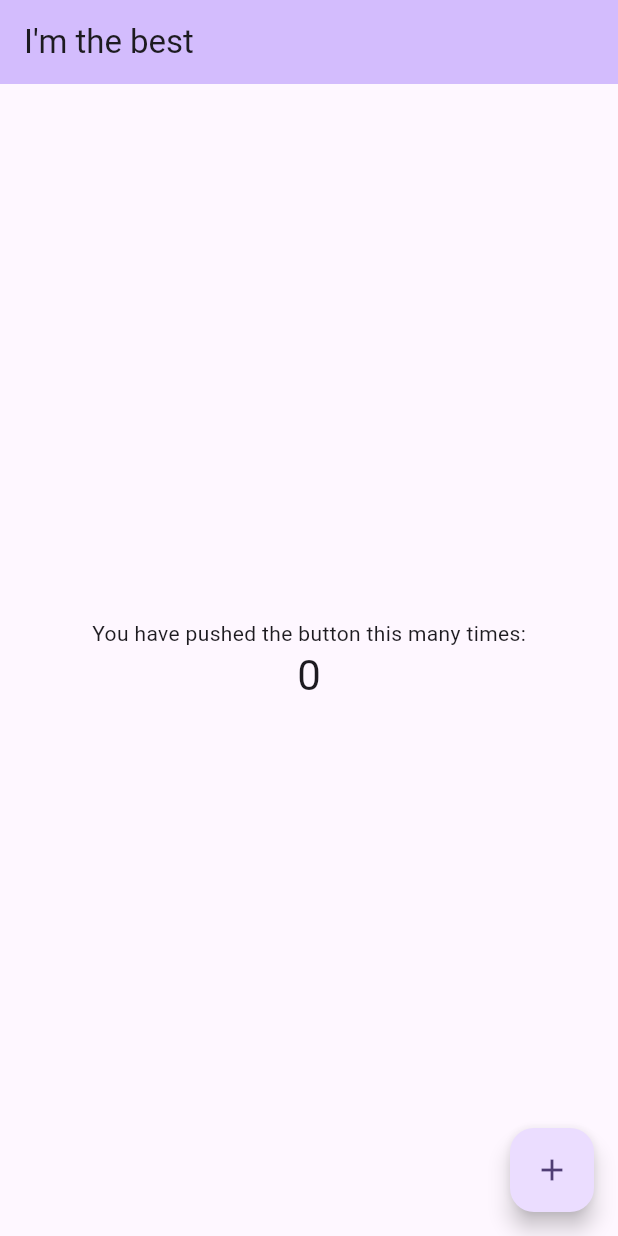
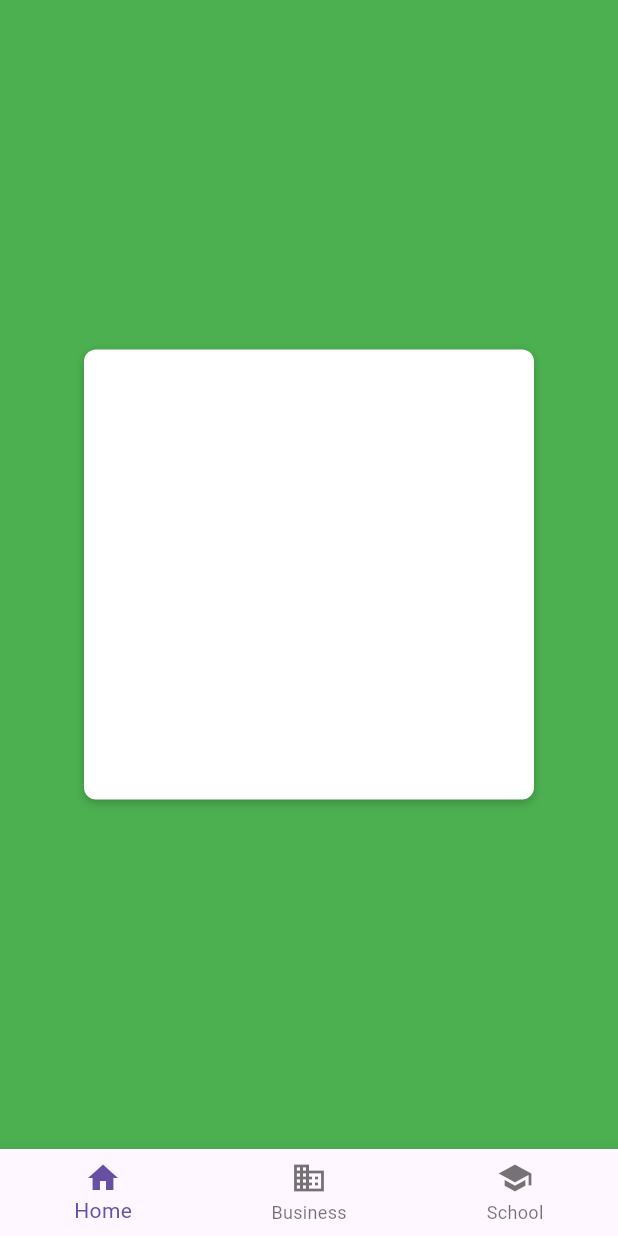
Before and after one commit to ivanrossano45-sudo/TCC, a Flutter app: the screen it shows after launch, on a phone screen of 412 x 824 dp. Run offline on Flutter 3.47's test engine with Material 3 defaults, Android fonts, the phone set to English and light mode, and no system bars.

Commit message:
Criação de telas responsivas mobile, tablet e desktop

```diff
--- a/lib/main.dart
+++ b/lib/main.dart
@@ -1,5 +1,8 @@
 import 'package:flutter/material.dart';
-
+import 'responsive/responsiveui.dart';
+import 'responsive/mobile_scaffold.dart';
+import 'responsive/tablet_scaffold.dart';
+import 'responsive/desktop_scaffold.dart';
 void main() {
   runApp(const MyApp());
 }
@@ -11,112 +14,13 @@ class MyApp extends StatelessWidget {
   @override
   Widget build(BuildContext context) {
     return MaterialApp(
-      title: 'Flutter Demo',
-      theme: ThemeData(
-        // This is the theme of your application.
-        //
-        // TRY THIS: Try running your application with "flutter run". You'll see
-        // the application has a purple toolbar. Then, without quitting the app,
-        // try changing the seedColor in the colorScheme below to Colors.green
-        // and then invoke "hot reload" (save your changes or press the "hot
-        // reload" button in a Flutter-supported IDE, or press "r" if you used
-        // the command line to start the app).
-        //
-        // Notice that the counter didn't reset back to zero; the application
-        // state is not lost during the reload. To reset the state, use hot
-        // restart instead.
-        //
-        // This works for code too, not just values: Most code changes can be
-        // tested with just a hot reload.
-        colorScheme: .fromSeed(seedColor: Colors.deepPurple),
-      ),
-      home: const MyHomePage(title: 'I\'m the best'),
+    debugShowCheckedModeBanner: false,
+    home: ResponsiveUi(
+      mobileScaffold: const MobileScaffold(),
+      tabletScaffold: const TabletScaffold(),
+      desktopScaffold: const DesktopScaffold(),
+    ),
+
     );
   }
 }
-
-class MyHomePage extends StatefulWidget {
-  const MyHomePage({super.key, required this.title});
-
-  // This widget is the home page of your application. It is stateful, meaning
-  // that it has a State object (defined below) that contains fields that affect
-  // how it looks.
-
-  // This class is the configuration for the state. It holds the values (in this
-  // case the title) provided by the parent (in this case the App widget) and
-  // used by the build method of the State. Fields in a Widget subclass are
-  // always marked "final".
-
-  final String title;
-
-  @override
-  State<MyHomePage> createState() => _MyHomePageState();
-}
-
-class _MyHomePageState extends State<MyHomePage> {
-  int _counter = 0;
-
-  void _incrementCounter() {
-    setState(() {
-      // This call to setState tells the Flutter framework that something has
-      // changed in this State, which causes it to rerun the build method below
-      // so that the display can reflect the updated values. If we changed
-      // _counter without calling setState(), then the build method would not be
-      // called again, and so nothing would appear to happen.
-      _counter++;
-    });
-  }
-
-  @override
-  Widget build(BuildContext context) {
-    // This method is rerun every time setState is called, for instance as done
-    // by the _incrementCounter method above.
-    //
-    // The Flutter framework has been optimized to make rerunning build methods
-    // fast, so that you can just rebuild anything that needs updating rather
-    // than having to individually change instances of widgets.
-    return Scaffold(
-      appBar: AppBar(
-        // TRY THIS: Try changing the color here to a specific color (to
-        // Colors.amber, perhaps?) and trigger a hot reload to see the AppBar
-        // change color while the other colors stay the same.
-        backgroundColor: Theme.of(context).colorScheme.inversePrimary,
-        // Here we take the value from the MyHomePage object that was created by
-        // the App.build method, and use it to set our appbar title.
-        title: Text(widget.title),
-      ),
-      body: Center(
-        // Center is a layout widget. It takes a single child and positions it
-        // in the middle of the parent.
-        child: Column(
-          // Column is also a layout widget. It takes a list of children and
-          // arranges them vertically. By default, it sizes itself to fit its
-          // children horizontally, and tries to be as tall as its parent.
-          //
-          // Column has various properties to control how it sizes itself and
-          // how it positions its children. Here we use mainAxisAlignment to
-          // center the children vertically; the main axis here is the vertical
-          // axis because Columns are vertical (the cross axis would be
-          // horizontal).
-          //
-          // TRY THIS: Invoke "debug painting" (choose the "Toggle Debug Paint"
-          // action in the IDE, or press "p" in the console), to see the
-          // wireframe for each widget.
-          mainAxisAlignment: .center,
-          children: [
-            const Text('You have pushed the button this many times:'),
-            Text(
-              '$_counter',
-              style: Theme.of(context).textTheme.headlineMedium,
-            ),
-          ],
-        ),
-      ),
-      floatingActionButton: FloatingActionButton(
-        onPressed: _incrementCounter,
-        tooltip: 'Increment',
-        child: const Icon(Icons.add),
-      ),
-    );
-  }
-}
--- /dev/null
+++ b/lib/responsive/desktop_scaffold.dart
@@ -0,0 +1,17 @@
+import "package:flutter/material.dart";
+
+class DesktopScaffold extends StatefulWidget {
+  const DesktopScaffold({super.key});
+
+  @override
+  State<DesktopScaffold> createState() => _DesktopScaffoldState();
+}
+
+class _DesktopScaffoldState extends State<DesktopScaffold> {
+  @override
+  Widget build(BuildContext context) {
+    return Scaffold(
+      backgroundColor:  Colors.grey,
+    );
+    }
+    }
--- /dev/null
+++ b/lib/responsive/mobile_scaffold.dart
@@ -0,0 +1,56 @@
+import "package:flutter/material.dart";
+
+class MobileScaffold extends StatefulWidget {
+  const MobileScaffold({super.key});
+
+  @override
+  State<MobileScaffold> createState() => _MobileScaffoldState();
+}
+
+class _MobileScaffoldState extends State<MobileScaffold> {
+  @override
+  Widget build(BuildContext context) {
+    return Scaffold(
+      backgroundColor: Colors.green,
+      body: Center(
+        child: Column(
+          mainAxisAlignment: MainAxisAlignment.center,
+          children: [
+            Container(
+              padding: const EdgeInsets.all(16.0),
+              height: 300,
+              width: 300,
+              decoration: BoxDecoration(
+                color: Colors.white,
+                borderRadius: BorderRadius.circular(8.0),
+                boxShadow: [
+                  BoxShadow(
+                    color: Colors.black.withValues(alpha: 0.2),
+                    blurRadius: 4.0,
+                    offset: const Offset(0, 2),
+                  ),
+                ],
+               )
+            ),
+          ],
+        ),
+      ),
+      bottomNavigationBar: BottomNavigationBar(
+        items: const <BottomNavigationBarItem>[
+          BottomNavigationBarItem(
+            icon: Icon(Icons.home),
+            label: 'Home',
+          ),
+          BottomNavigationBarItem(
+            icon: Icon(Icons.business),
+            label: 'Business',
+          ),
+          BottomNavigationBarItem(
+            icon: Icon(Icons.school),
+            label: 'School',
+          ),
+        ],
+      ),
+    );
+  }
+}
--- /dev/null
+++ b/lib/responsive/responsiveui.dart
@@ -0,0 +1,27 @@
+import 'package:flutter/material.dart';
+
+class ResponsiveUi extends StatelessWidget{
+  final Widget mobileScaffold;
+  final Widget tabletScaffold;
+  final Widget desktopScaffold;
+
+  const ResponsiveUi({super.key,
+   required this.mobileScaffold,
+   required this.tabletScaffold,
+   required this.desktopScaffold});
+
+   @override
+   Widget build(BuildContext context) {
+      return LayoutBuilder(
+        builder: (context, constraints) {
+          if(constraints.maxWidth < 600){
+            return mobileScaffold;
+          } else if(constraints.maxWidth < 1100){
+            return tabletScaffold;
+          } else{
+            return desktopScaffold;
+          }
+        },
+      );
+   }
+}
--- /dev/null
+++ b/lib/responsive/tablet_scaffold.dart
@@ -0,0 +1,17 @@
+import "package:flutter/material.dart";
+
+class TabletScaffold extends StatefulWidget {
+  const TabletScaffold({super.key});
+
+  @override
+  State<TabletScaffold> createState() => _TabletScaffoldState();
+}
+
+class _TabletScaffoldState extends State<TabletScaffold> {
+  @override
+  Widget build(BuildContext context) {
+    return Scaffold(
+      backgroundColor:  Colors.blue,
+    );
+    }
+    }
```
